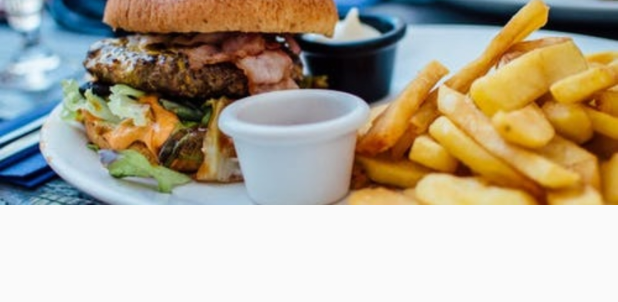
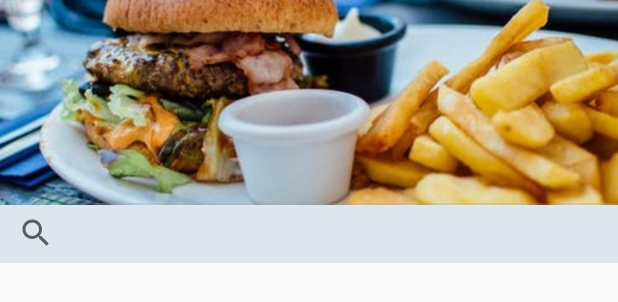
Before and after one commit to apple0032/android-meal-order-apps, an Android app: the layout fragment_dashboard.xml on its own in the app's theme, with its tools: preview values and no code run, on a phone screen of 412 x 824 dp. Shown: the top 302 px of the screen. Run offline under Robolectric (Android 15) with nearby library versions, the phone set to English and light mode, and no system bars; Roboto replaces fonts that are not available here.

Commit message:
[NEW]search function on food dash page

```diff
--- a/app/src/main/res/layout/fragment_dashboard.xml
+++ b/app/src/main/res/layout/fragment_dashboard.xml
@@ -26,17 +26,24 @@
             app:layout_constraintTop_toTopOf="parent"
             app:srcCompat="@drawable/foodbanner" />
 
+        <SearchView
+            android:id="@+id/searching"
+            android:layout_width="match_parent"
+            android:layout_height="40dp"
+            android:layout_marginTop="135dp"
+            android:background="#418FA5C4" />
+
         <GridView
             android:id="@+id/grid"
             android:layout_width="match_parent"
             android:layout_height="match_parent"
-            android:layout_marginTop="0dp"
+            android:layout_marginTop="185dp"
             android:columnWidth="100dp"
             android:gravity="center"
             android:horizontalSpacing="6dp"
             android:numColumns="auto_fit"
             android:paddingLeft="5dp"
-            android:paddingTop="140dp"
+            android:paddingTop="1dp"
             android:paddingRight="5dp"
             android:stretchMode="columnWidth"
             android:verticalSpacing="6dp" />
```
Also changed, not shown: app/src/main/java/net/simplifiedcoding/bottomnavigationexample/DashboardFragment.java (+34 -3 lines).
